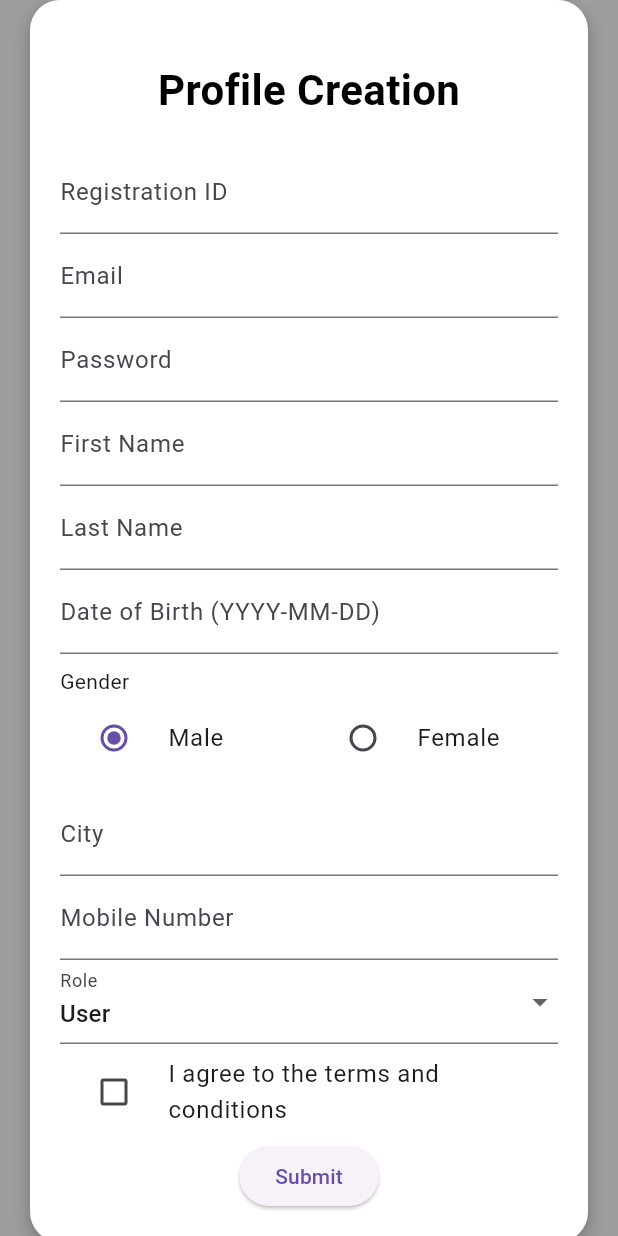
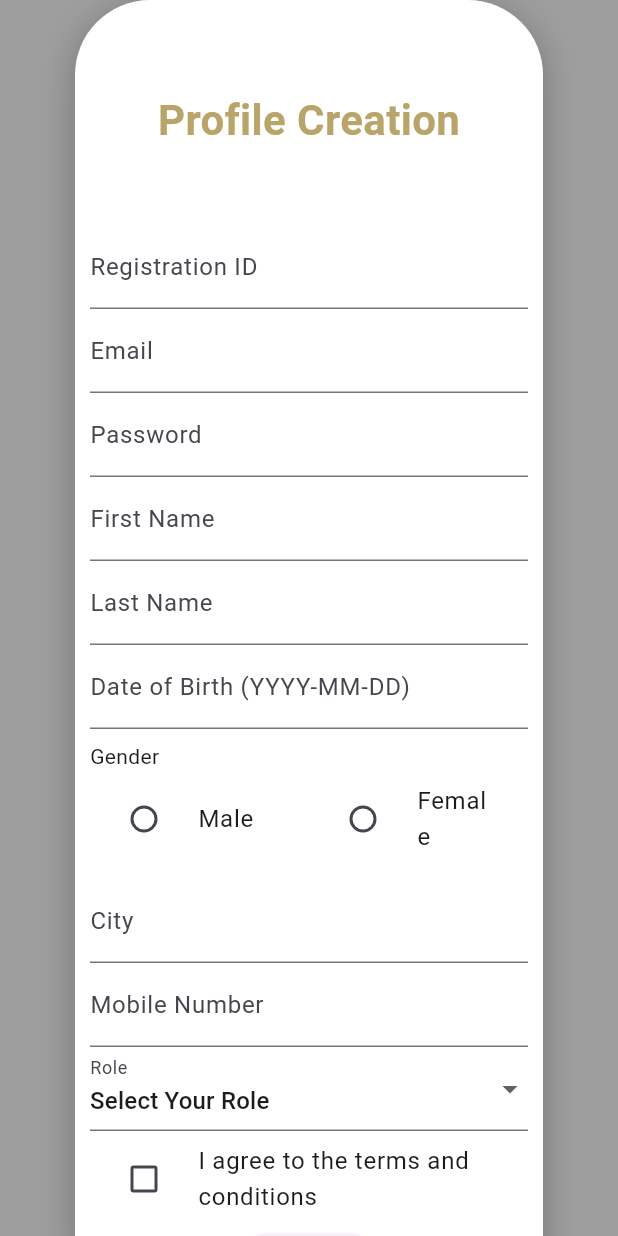
Before and after one commit to RajChaudhari07/baddies, a Flutter app: the screen it shows after launch, on a phone screen of 412 x 824 dp. Run offline on Flutter 3.47's test engine with Material 3 defaults, Android fonts, the phone set to English and light mode, and no system bars.

Commit message:
change in regestraion_form

```diff
--- a/lib/regestration_form.dart
+++ b/lib/regestration_form.dart
@@ -1,4 +1,5 @@
 import 'package:flutter/material.dart';
+import 'package:flutter/services.dart';
 
 class ProfileCreationForm extends StatefulWidget {
   const ProfileCreationForm({super.key});
@@ -16,14 +17,14 @@ class _ProfileCreationFormState extends State<ProfileCreationForm> {
   String firstName = '';
   String lastName = '';
   DateTime? dob;
-  String gender = 'Male';
+  String gender = '';
   String city = '';
   String mobileNumber = '';
-  String role = 'User';
+  String role = 'Select Your Role';
   bool agreeToTerms = false;
 
   final List<String> genderOptions = ['Male', 'Female'];
-  final List<String> roleOptions = ['Admin', 'User', 'Player'];
+  final List<String> roleOptions = ['Select Your Role','Admin', 'User', 'Player'];
 
   void _submitProfile(){
     if(_formKey.currentState!.validate()){
@@ -45,15 +46,15 @@ class _ProfileCreationFormState extends State<ProfileCreationForm> {
         child: SingleChildScrollView(
           // Wrapping the form inside a Container with rounded edges and padding
           child: Container(
-            padding:  const EdgeInsets.all(20),
-            margin: const EdgeInsets.symmetric(horizontal: 20), // Margin for side spacing
+            padding:  const EdgeInsets.all(10),
+            margin: const EdgeInsets.symmetric(horizontal: 50), // Margin for side spacing
             decoration: BoxDecoration(
               color: Colors.white, // Background color of the form
-              borderRadius: BorderRadius.circular(20), // Rounded corners
+              borderRadius: BorderRadius.circular(50), // Rounded corners
               boxShadow: const [
                 BoxShadow(
                   color: Colors.black26,
-                  blurRadius: 10, // Shadow blur
+                  blurRadius: 20, // Shadow blur
                   offset: Offset(0, 5), // Shadow position
                 ),
               ],
@@ -63,13 +64,13 @@ class _ProfileCreationFormState extends State<ProfileCreationForm> {
               children: [
                 // Centering the title
                 const Padding (
-                  padding: EdgeInsets.symmetric(vertical: 20.0),
+                  padding: EdgeInsets.symmetric(vertical: 50.0),
                   child: Text(
                     'Profile Creation',
                     style: TextStyle(
                       fontSize: 28,
                       fontWeight: FontWeight.bold,
-                      color: Colors.black,
+                      color: Color.fromARGB(255, 185, 164, 105),
                     ),
                   ),
                 ),
@@ -178,12 +179,21 @@ class _ProfileCreationFormState extends State<ProfileCreationForm> {
                       ),
                       TextFormField(
                         decoration:const InputDecoration(labelText: 'Mobile Number'),
-                        keyboardType: TextInputType.phone,
+                        keyboardType: TextInputType.number,
+                        inputFormatters: <TextInputFormatter>[
+                          FilteringTextInputFormatter.digitsOnly,
+                        ],
+                        validator: (value) {
+                          if(value==null || value.isEmpty){
+                            return'Please Enter your Mobile number';
+                          }
+                          else if (value.length!=10){
+                            return 'Mobile number must be 10 digits';
+                          }
+                          return null;
+                        },
                         onSaved: (value) {
-                          mobileNumber = value ?? '';
-                        },
-                        validator: (value) {
-                          return value!.isEmpty ? 'Please enter your mobile number' : null;
+                          mobileNumber = value!;
                         },
                       ),
                       DropdownButtonFormField<String>(
```
